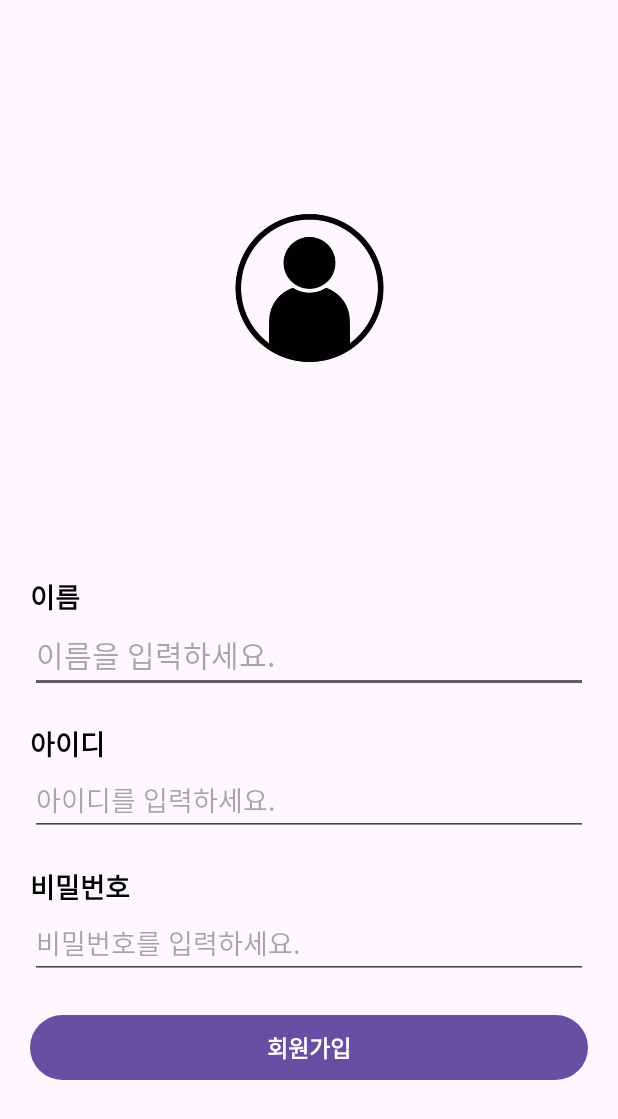
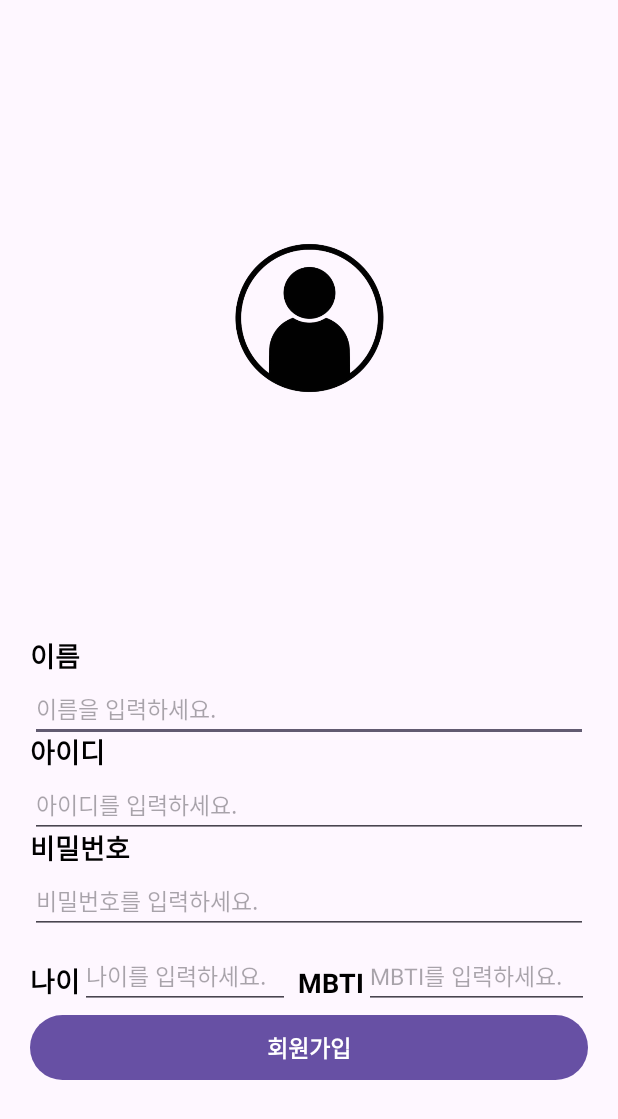
Before and after one commit to SoftyChoo/Kotlin_Study, an Android app: the screen it shows after launch (SignUpActivity), after a tap on "회원가입", on a phone screen of 412 x 824 dp. Shown: the top 1119 px of the screen. Run offline under Robolectric (Android 15) with nearby library versions, the phone set to English and light mode, and no system bars.

Commit message:
[feat] : 메인기능 전부 개발완료

```diff
--- a/Assignment_Login/app/src/main/java/com/example/assignment_login/SignInActivity.kt
+++ b/Assignment_Login/app/src/main/java/com/example/assignment_login/SignInActivity.kt
@@ -8,7 +8,8 @@ import android.widget.EditText
 import android.widget.Toast
 
 class SignInActivity : AppCompatActivity() {
-    val user = User()
+
+
     override fun onCreate(savedInstanceState: Bundle?) {
         super.onCreate(savedInstanceState)
         setContentView(R.layout.activity_signin)
@@ -24,25 +25,25 @@ class SignInActivity : AppCompatActivity() {
                 Toast.makeText(this, "빈칸을 모두 채워주세요!", Toast.LENGTH_SHORT).show()
             }
             else {
-                var isTrue = user.readUser(signInId.text.toString(), signInPw.text.toString())
-                if (isTrue) {
-                    Toast.makeText(this, "환영합니다!", Toast.LENGTH_SHORT).show()
-                    val intent1 = Intent(this, HomeActivity::class.java)
-                    startActivity(intent1)
-                }
-                else
+                val user = Users.readUser(signInId.text.toString(), signInPw.text.toString())
+                if(user == null)
                 {
                     Toast.makeText(this, "ID와 PW를 한번 더 확인해주세요 :)", Toast.LENGTH_SHORT).show()
                 }
+                else {
+                    val intentToHome = Intent(this, HomeActivity::class.java)
+                    intentToHome.putExtra("user_name",user.name)
+                    intentToHome.putExtra("user_id",user.id)
+                    intentToHome.putExtra("user_age",user.age)
+                    intentToHome.putExtra("user_mbti",user.mbti)
+                    startActivity(intentToHome)
+                }
             }
-
         }
         signUpBtn.setOnClickListener {
-            val intent2 = Intent(this, SignUpActivity::class.java)
-            startActivity(intent2)
+            val intentToSignUp = Intent(this, SignUpActivity::class.java)
+            startActivity(intentToSignUp)
         }
-
-
     }
 
 }
--- a/Assignment_Login/app/src/main/java/com/example/assignment_login/SignUpActivity.kt
+++ b/Assignment_Login/app/src/main/java/com/example/assignment_login/SignUpActivity.kt
@@ -8,23 +8,24 @@ import android.widget.Toast
 
 class SignUpActivity : AppCompatActivity() {
 
-    var user = User()
-
     override fun onCreate(savedInstanceState: Bundle?) {
         super.onCreate(savedInstanceState)
         setContentView(R.layout.activity_sign_up)
+
         val editBtn = findViewById<Button>(R.id.btn_edit)
 
         val name = findViewById<EditText>(R.id.edit_name)
         val id = findViewById<EditText>(R.id.edit_id)
         val pw = findViewById<EditText>(R.id.edit_pw)
+        val age = findViewById<EditText>(R.id.edit_age)
+        val mbti = findViewById<EditText>(R.id.edit_mbti)
 
         editBtn.setOnClickListener {
             if (name.text.isEmpty() || id.text.isEmpty() || pw.text.isEmpty()) {
                 Toast.makeText(this, "빈칸을 모두 채워주세요!", Toast.LENGTH_SHORT).show()
             } else {
                 Toast.makeText(this, "정보가 정상적으로 저장되었습니다.", Toast.LENGTH_SHORT).show()
-                user.addUser(name.text.toString(), id.text.toString(),pw.text.toString())
+                Users.addUser(name.text.toString(), id.text.toString(),pw.text.toString(),age.text.toString(),mbti.text.toString())
                 finish()
             }
         }
--- a/Assignment_Login/app/src/main/res/layout/activity_sign_up.xml
+++ b/Assignment_Login/app/src/main/res/layout/activity_sign_up.xml
@@ -11,10 +11,9 @@
         android:layout_width="match_parent"
         android:layout_height="wrap_content"
         android:layout_margin="20dp"
-        android:autoSizeMinTextSize="20dp"
         android:hint="이름을 입력하세요."
-        android:textSize="20dp"
-        app:layout_constraintBottom_toTopOf="@+id/textView6"
+        android:textSize="15dp"
+        app:layout_constraintBottom_toTopOf="@+id/edit_id"
         tools:layout_editor_absoluteX="20dp" />
 
     <EditText
@@ -22,10 +21,9 @@
         android:layout_width="match_parent"
         android:layout_height="wrap_content"
         android:layout_margin="20dp"
-        android:autoSizeMinTextSize="20dp"
         android:hint="아이디를 입력하세요."
-        android:textSize="18dp"
-        app:layout_constraintBottom_toTopOf="@+id/textView5"
+        android:textSize="15dp"
+        app:layout_constraintBottom_toTopOf="@+id/edit_pw"
         tools:layout_editor_absoluteX="24dp" />
 
     <EditText
@@ -33,10 +31,10 @@
         android:layout_width="match_parent"
         android:layout_height="wrap_content"
         android:layout_margin="20dp"
-        android:autoSizeMinTextSize="20dp"
         android:hint="비밀번호를 입력하세요."
-        android:textSize="18dp"
-        app:layout_constraintBottom_toTopOf="@+id/btn_edit"
+        android:inputType="textPassword"
+        android:textSize="15dp"
+        app:layout_constraintBottom_toTopOf="@+id/textView8"
         app:layout_constraintEnd_toEndOf="parent"
         app:layout_constraintStart_toStartOf="parent" />
 
@@ -102,5 +100,51 @@
         app:layout_constraintTop_toTopOf="parent"
         app:srcCompat="@drawable/register" />
 
+    <TextView
+        android:id="@+id/textView3"
+        android:layout_width="wrap_content"
+        android:layout_height="wrap_content"
+        android:layout_marginLeft="20dp"
+        android:layout_marginBottom="5dp"
+        android:text="나이"
+        android:textColor="@color/black"
+        android:textSize="18dp"
+        android:textStyle="bold"
+        app:layout_constraintBottom_toTopOf="@+id/btn_edit"
+        app:layout_constraintStart_toStartOf="parent" />
+
+    <EditText
+        android:id="@+id/edit_age"
+        android:layout_width="140dp"
+        android:layout_height="wrap_content"
+        android:textSize="15dp"
+        android:hint="나이를 입력하세요."
+        android:inputType="number"
+        app:layout_constraintBottom_toTopOf="@+id/btn_edit"
+        app:layout_constraintStart_toEndOf="@+id/textView3" />
+
+    <TextView
+        android:id="@+id/textView8"
+        android:layout_width="wrap_content"
+        android:layout_height="wrap_content"
+        android:layout_marginLeft="5dp"
+        android:layout_marginBottom="5dp"
+        android:text="MBTI"
+        android:textColor="@color/black"
+        android:textSize="18dp"
+        android:textStyle="bold"
+        app:layout_constraintBottom_toTopOf="@+id/btn_edit"
+        app:layout_constraintStart_toEndOf="@+id/edit_age" />
+
+    <EditText
+        android:id="@+id/edit_mbti"
+        android:layout_width="150dp"
+        android:hint="MBTI를 입력하세요."
+        android:textSize="15dp"
+        android:layout_height="wrap_content"
+        android:inputType="textCapCharacters"
+        app:layout_constraintBottom_toTopOf="@+id/btn_edit"
+        app:layout_constraintStart_toEndOf="@+id/textView8" />
+
 
 </androidx.constraintlayout.widget.ConstraintLayout>
--- a/Assignment_Login/app/src/main/res/layout/activity_signin.xml
+++ b/Assignment_Login/app/src/main/res/layout/activity_signin.xml
@@ -51,6 +51,7 @@
         android:layout_margin="20dp"
         android:autoSizeMinTextSize="20dp"
         android:hint="비밀번호를 입력하세요."
+        android:inputType="textPassword"
         android:textSize="18dp"
         app:layout_constraintBottom_toTopOf="@+id/btn_sign_in"
         app:layout_constraintEnd_toEndOf="parent"
```
Also changed, not shown: Assignment_Login/app/src/main/java/com/example/assignment_login/HomeActivity.kt (+16 -10 lines), Assignment_Login/app/src/main/java/com/example/assignment_login/User.kt (+12 -35 lines), Assignment_Login/app/src/main/java/com/example/assignment_login/Users.kt (added, +22 -0 lines), Assignment_Login/app/src/main/res/layout/activity_home.xml (+15 -19 lines).
